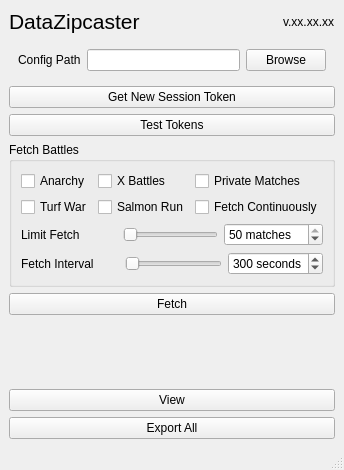
Qt form data_zipcaster/gui/ui/main.ui (cesaregarza/DataZipcaster) before a commit.
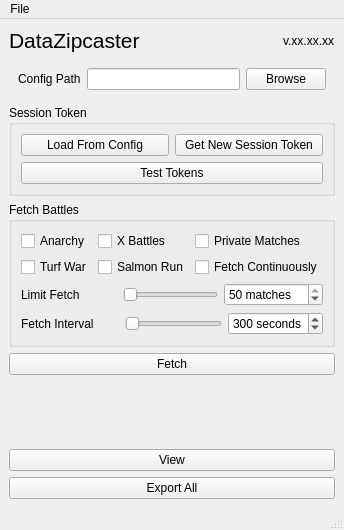
The same form after that commit.

Commit message: hooked up file browser

Patch:
```diff
--- a/data_zipcaster/gui/ui/main.ui
+++ b/data_zipcaster/gui/ui/main.ui
@@ -7,7 +7,7 @@
     <x>0</x>
     <y>0</y>
     <width>310</width>
-    <height>464</height>
+    <height>526</height>
    </rect>
   </property>
   <property name="windowTitle">
@@ -230,6 +230,54 @@
       </layout>
      </widget>
     </item>
+    <item row="5" column="0">
+     <widget class="QGroupBox" name="groupBox">
+      <property name="sizePolicy">
+       <sizepolicy hsizetype="Preferred" vsizetype="Expanding">
+        <horstretch>0</horstretch>
+        <verstretch>0</verstretch>
+       </sizepolicy>
+      </property>
+      <property name="title">
+       <string>Session Token</string>
+      </property>
+      <layout class="QGridLayout" name="gridLayout_3">
+       <item row="1" column="0">
+        <widget class="QPushButton" name="load_config_button">
+         <property name="text">
+          <string>Load From Config</string>
+         </property>
+        </widget>
+       </item>
+       <item row="1" column="1">
+        <widget class="QPushButton" name="new_session_button">
+         <property name="sizePolicy">
+          <sizepolicy hsizetype="Minimum" vsizetype="Fixed">
+           <horstretch>0</horstretch>
+           <verstretch>0</verstretch>
+          </sizepolicy>
+         </property>
+         <property name="maximumSize">
+          <size>
+           <width>16777215</width>
+           <height>16777215</height>
+          </size>
+         </property>
+         <property name="text">
+          <string>Get New Session Token</string>
+         </property>
+        </widget>
+       </item>
+       <item row="2" column="0" colspan="2">
+        <widget class="QPushButton" name="test_tokens_button">
+         <property name="text">
+          <string>Test Tokens</string>
+         </property>
+        </widget>
+       </item>
+      </layout>
+     </widget>
+    </item>
     <item row="9" column="0">
      <layout class="QVBoxLayout" name="progress_group">
       <item>
@@ -332,25 +380,6 @@
       </property>
      </spacer>
     </item>
-    <item row="5" column="0">
-     <widget class="QPushButton" name="new_session_button">
-      <property name="sizePolicy">
-       <sizepolicy hsizetype="Minimum" vsizetype="Fixed">
-        <horstretch>0</horstretch>
-        <verstretch>0</verstretch>
-       </sizepolicy>
-      </property>
-      <property name="maximumSize">
-       <size>
-        <width>16777215</width>
-        <height>16777215</height>
-       </size>
-      </property>
-      <property name="text">
-       <string>Get New Session Token</string>
-      </property>
-     </widget>
-    </item>
     <item row="11" column="0">
      <widget class="QPushButton" name="export_all_button">
       <property name="maximumSize">
@@ -388,13 +417,6 @@
       </item>
      </layout>
     </item>
-    <item row="6" column="0">
-     <widget class="QPushButton" name="test_tokens_button">
-      <property name="text">
-       <string>Test Tokens</string>
-      </property>
-     </widget>
-    </item>
    </layout>
   </widget>
   <widget class="QMenuBar" name="menubar">
@@ -406,6 +428,16 @@
      <height>21</height>
     </rect>
    </property>
+   <widget class="QMenu" name="menu_file">
+    <property name="title">
+     <string>File</string>
+    </property>
+    <addaction name="action_load_from_config"/>
+    <addaction name="action_load_from_token"/>
+    <addaction name="action_load_from_s3s"/>
+    <addaction name="separator"/>
+   </widget>
+   <addaction name="menu_file"/>
   </widget>
   <widget class="QStatusBar" name="statusbar"/>
  </widget>
```
Left out of the diff: 15 changed lines with no effect on the pictures. The commit also changes 1 other file.
